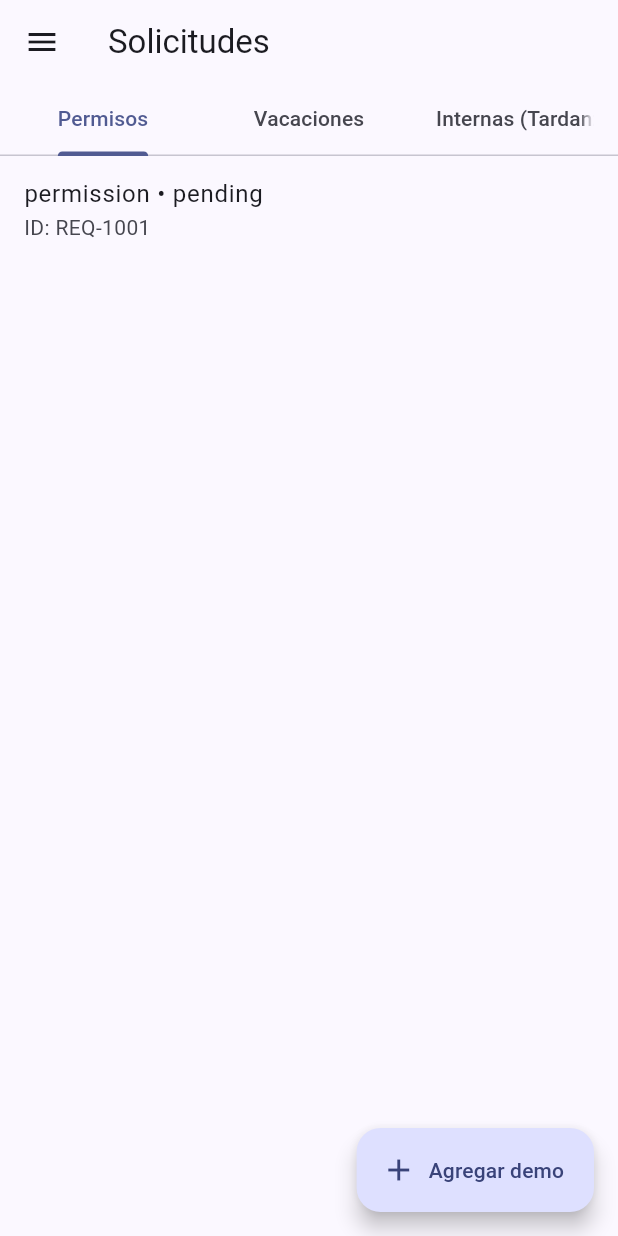
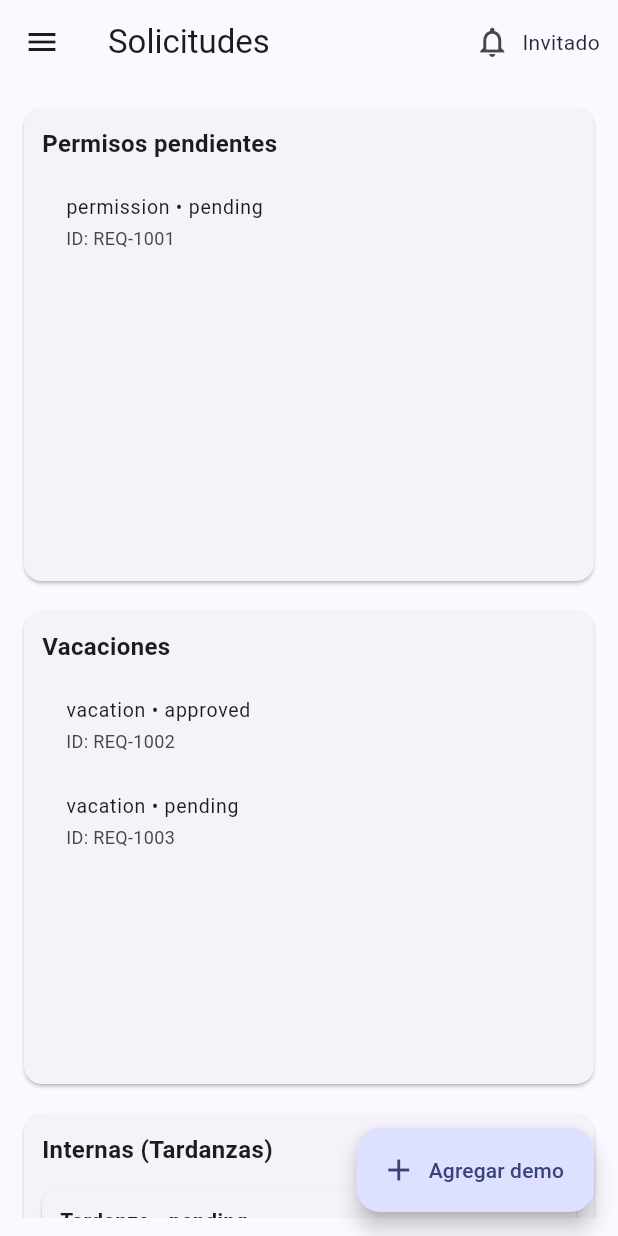
Before and after one commit to ryokumaxell/jm-intranet, a Flutter app: the AttendanceScreen screen opened directly, after a tap on the "menu" icon, after a tap on "Solicitudes", on a phone screen of 412 x 824 dp. Run offline on Flutter 3.47's test engine with Material 3 defaults, Android fonts, the phone set to English and light mode, and no system bars; our stand-ins replace dio, flutter_riverpod.

Commit message:
Solicitudes: consolidar información en una sola vista responsiva y mostrar nombre de usuario + notificaciones en AppBar; Drawer con Ajustes (perfil) y sin opción Perfil. Asistencia: mostrar nombre + notificaciones en AppBar y actualizar Drawer a Ajustes (perfil), removiendo Perfil

```diff
--- a/lib/features/attendance/presentation/screens/attendance_screen.dart
+++ b/lib/features/attendance/presentation/screens/attendance_screen.dart
@@ -7,6 +7,7 @@ import 'package:j_intranet/core/constants/app_constants.dart';
 import 'package:j_intranet/features/dashboard/presentation/screens/dashboard_screen.dart';
 import 'package:j_intranet/features/requests/presentation/screens/requests_list_screen.dart';
 import 'package:j_intranet/features/profile/presentation/screens/profile_screen.dart';
+import 'package:j_intranet/features/auth/presentation/providers/auth_providers.dart';
 
 import '../providers/attendance_providers.dart';
 // import '../widgets/date_range_selector.dart';
@@ -37,6 +38,7 @@ class _AttendanceScreenState extends ConsumerState<AttendanceScreen> {
   Widget build(BuildContext context) {
     final state = ref.watch(attendanceControllerProvider);
     final ctrl = ref.read(attendanceControllerProvider.notifier);
+    final session = ref.watch(authSessionProvider);
 
     return Scaffold(
       backgroundColor: AppColors.background,
@@ -50,11 +52,11 @@ class _AttendanceScreenState extends ConsumerState<AttendanceScreen> {
             onPressed: () => Scaffold.of(context).openDrawer(),
           ),
         ),
-        actions: const [
-          Icon(Icons.notifications_none),
-          SizedBox(width: 8),
-          CircleAvatar(child: Icon(Icons.person_outline)),
-          SizedBox(width: 12),
+        actions: [
+          const Icon(Icons.notifications_none),
+          const SizedBox(width: 8),
+          Text(session?.user.name ?? 'Invitado', style: AppTextStyles.body),
+          const SizedBox(width: 12),
         ],
         backgroundColor: Colors.white,
         foregroundColor: AppColors.textDark,
@@ -64,8 +66,8 @@ class _AttendanceScreenState extends ConsumerState<AttendanceScreen> {
           children: [
             UserAccountsDrawerHeader(
               currentAccountPicture: const CircleAvatar(child: Icon(Icons.person)),
-              accountName: const Text('Usuario'),
-              accountEmail: const Text('usuario@jaymuebles.com'),
+              accountName: Text(session?.user.name ?? 'Invitado'),
+              accountEmail: Text(session?.user.email ?? ''),
             ),
             ListTile(
               leading: const Icon(Icons.dashboard_outlined),
@@ -96,20 +98,13 @@ class _AttendanceScreenState extends ConsumerState<AttendanceScreen> {
               },
             ),
             ListTile(
-              leading: const Icon(Icons.person_outline),
-              title: const Text('Perfil'),
+              leading: const Icon(Icons.settings_outlined),
+              title: const Text('Ajustes'),
               onTap: () {
                 Navigator.pop(context);
                 Navigator.of(context).push(
                   MaterialPageRoute(builder: (_) => const ProfileScreen()),
                 );
-              },
-            ),
-            ListTile(
-              leading: const Icon(Icons.settings_outlined),
-              title: const Text('Ajustes'),
-              onTap: () {
-                Navigator.pop(context);
               },
             ),
             const Spacer(),
--- a/lib/features/requests/presentation/screens/requests_list_screen.dart
+++ b/lib/features/requests/presentation/screens/requests_list_screen.dart
@@ -5,6 +5,7 @@ import 'package:j_intranet/core/constants/app_constants.dart';
 import 'package:j_intranet/features/dashboard/presentation/screens/dashboard_screen.dart';
 import 'package:j_intranet/features/attendance/presentation/screens/attendance_screen.dart';
 import 'package:j_intranet/features/profile/presentation/screens/profile_screen.dart';
+import 'package:j_intranet/features/auth/presentation/providers/auth_providers.dart';
 
 import '../providers/request_providers.dart';
 import 'request_detail_screen.dart';
@@ -28,13 +29,13 @@ class _RequestsListScreenState extends ConsumerState<RequestsListScreen> {
   @override
   Widget build(BuildContext context) {
     final requests = ref.watch(requestsProvider);
+    final session = ref.watch(authSessionProvider);
     final permisosPendientes = requests.where((e) => e.type == 'permission' && e.status == 'pending').toList();
     final vacaciones = requests.where((e) => e.type == 'vacation').toList();
     final tardanzas = requests.where((e) => e.type == 'tardiness').toList();
 
-    return DefaultTabController(
-      length: 3,
-      child: Scaffold(
+    // Vista única y bien distribuida (sin pestañas): secciones en grilla responsiva
+    return Scaffold(
       appBar: AppBar(
         title: const Text('Solicitudes'),
         leading: Builder(
@@ -44,21 +45,20 @@ class _RequestsListScreenState extends ConsumerState<RequestsListScreen> {
             tooltip: 'Abrir menú',
           ),
         ),
-          bottom: const TabBar(
-            tabs: [
-              Tab(text: 'Permisos'),
-              Tab(text: 'Vacaciones'),
-              Tab(text: 'Internas (Tardanzas)'),
+        actions: [
+          const Icon(Icons.notifications_none),
+          const SizedBox(width: 8),
+          Text(session?.user.name ?? 'Invitado', style: AppTextStyles.body),
+          const SizedBox(width: 12),
         ],
-          ),
       ),
       drawer: Drawer(
           child: Column(
             children: [
-              const UserAccountsDrawerHeader(
-                currentAccountPicture: CircleAvatar(child: Icon(Icons.person)),
-                accountName: Text('Usuario'),
-                accountEmail: Text('usuario@jaymuebles.com'),
+              UserAccountsDrawerHeader(
+                currentAccountPicture: const CircleAvatar(child: Icon(Icons.person)),
+                accountName: Text(session?.user.name ?? 'Invitado'),
+                accountEmail: Text(session?.user.email ?? ''),
               ),
               ListTile(
                 leading: const Icon(Icons.dashboard_outlined),
@@ -89,20 +89,13 @@ class _RequestsListScreenState extends ConsumerState<RequestsListScreen> {
                 },
               ),
               ListTile(
-                leading: const Icon(Icons.person_outline),
-                title: const Text('Perfil'),
+                leading: const Icon(Icons.settings_outlined),
+                title: const Text('Ajustes'),
                 onTap: () {
                   Navigator.pop(context);
                   Navigator.of(context).push(
                     MaterialPageRoute(builder: (_) => const ProfileScreen()),
                   );
-                },
-              ),
-              ListTile(
-                leading: const Icon(Icons.settings_outlined),
-                title: const Text('Ajustes'),
-                onTap: () {
-                  Navigator.pop(context);
                 },
               ),
               const Spacer(),
@@ -118,12 +111,30 @@ class _RequestsListScreenState extends ConsumerState<RequestsListScreen> {
             ],
           ),
         ),
-        body: TabBarView(
-          children: [
-            _RequestsListView(items: permisosPendientes),
-            _RequestsListView(items: vacaciones),
-            _TardinessListView(items: tardanzas),
-          ],
+      body: LayoutBuilder(
+        builder: (context, constraints) {
+          final w = constraints.maxWidth;
+          int cols = 1;
+          if (w >= 1200) cols = 3; else if (w >= 800) cols = 2;
+          final sections = [
+            _RequestsSection(title: 'Permisos pendientes', items: permisosPendientes),
+            _RequestsSection(title: 'Vacaciones', items: vacaciones),
+            _TardinessSection(items: tardanzas),
+          ];
+          return Padding(
+            padding: const EdgeInsets.all(12.0),
+            child: GridView.builder(
+              gridDelegate: SliverGridDelegateWithFixedCrossAxisCount(
+                crossAxisCount: cols,
+                crossAxisSpacing: 12,
+                mainAxisSpacing: 12,
+                childAspectRatio: 1.2,
+              ),
+              itemCount: sections.length,
+              itemBuilder: (context, index) => sections[index],
+            ),
+          );
+        },
       ),
       floatingActionButton: FloatingActionButton.extended(
         onPressed: () async {
@@ -133,55 +144,66 @@ class _RequestsListScreenState extends ConsumerState<RequestsListScreen> {
         icon: const Icon(Icons.add),
         label: const Text('Agregar demo'),
       ),
+    );
+  }
+}
+
+class _RequestsSection extends StatelessWidget {
+  final String title;
+  final List<Request> items;
+  const _RequestsSection({required this.title, required this.items});
+
+  @override
+  Widget build(BuildContext context) {
+    return Card(
+      elevation: 1,
+      child: Padding(
+        padding: const EdgeInsets.all(12),
+        child: Column(
+          crossAxisAlignment: CrossAxisAlignment.start,
+          children: [
+            Text(title, style: const TextStyle(fontSize: 16, fontWeight: FontWeight.w600)),
+            const SizedBox(height: 8),
+            if (items.isEmpty)
+              const Text('Sin elementos', style: TextStyle(color: Colors.black54))
+            else
+              ...items.map((req) => ListTile(
+                    dense: true,
+                    title: Text('${req.type} • ${req.status}'),
+                    subtitle: Text('ID: ${req.id}'),
+                    onTap: () {
+                      Navigator.of(context).push(
+                        MaterialPageRoute(builder: (_) => RequestDetailScreen(id: req.id)),
+                      );
+                    },
+                  )),
+          ],
+        ),
       ),
     );
   }
 }
 
-class _RequestsListView extends StatelessWidget {
+class _TardinessSection extends StatelessWidget {
   final List<Request> items;
-  const _RequestsListView({required this.items});
+  const _TardinessSection({required this.items});
 
   @override
   Widget build(BuildContext context) {
-    if (items.isEmpty) {
-      return const Center(child: Text('Sin elementos'));
-    }
-    return ListView.builder(
-      itemCount: items.length,
-      itemBuilder: (context, index) {
-        final req = items[index];
-        return ListTile(
-          title: Text('${req.type} • ${req.status}'),
-          subtitle: Text('ID: ${req.id}'),
-          onTap: () {
-            Navigator.of(context).push(
-              MaterialPageRoute(
-                builder: (_) => RequestDetailScreen(id: req.id),
-              ),
-            );
-          },
-        );
-      },
-    );
-  }
-}
-
-class _TardinessListView extends StatelessWidget {
-  final List<Request> items;
-  const _TardinessListView({required this.items});
-
-  @override
-  Widget build(BuildContext context) {
-    if (items.isEmpty) {
-      return const Center(child: Text('Sin notificaciones de tardanza'));
-    }
-    return ListView.builder(
-      itemCount: items.length,
-      itemBuilder: (context, index) {
-        final req = items[index];
     return Card(
-          margin: const EdgeInsets.symmetric(horizontal: 12, vertical: 6),
+      elevation: 1,
+      child: Padding(
+        padding: const EdgeInsets.all(12),
+        child: Column(
+          crossAxisAlignment: CrossAxisAlignment.start,
+          children: [
+            const Text('Internas (Tardanzas)', style: TextStyle(fontSize: 16, fontWeight: FontWeight.w600)),
+            const SizedBox(height: 8),
+            if (items.isEmpty)
+              const Text('Sin notificaciones de tardanza', style: TextStyle(color: Colors.black54))
+            else
+              ...items.map((req) => Card(
+                    margin: const EdgeInsets.symmetric(vertical: 6),
                     child: Padding(
                       padding: const EdgeInsets.all(12),
                       child: Column(
@@ -204,8 +226,10 @@ class _TardinessListView extends StatelessWidget {
                         ],
                       ),
                     ),
-        );
-      },
+                  )),
+          ],
+        ),
+      ),
     );
   }
 }
```
Lines whose indentation alone changed are shown as unchanged.
